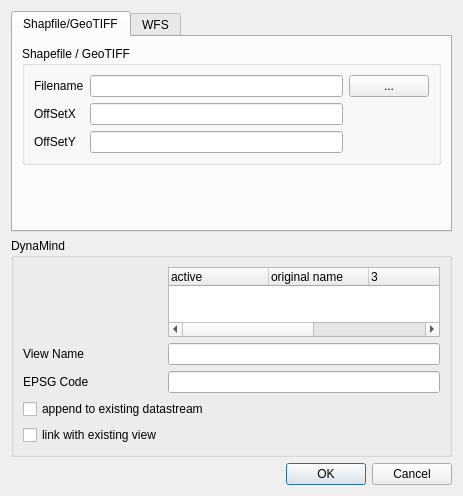
This is src/DynaMind-BasicModules/guiimport.ui in iut-ibk/DynaMind-ToolBox as Qt 5 draws it before an edit. The edited form follows.
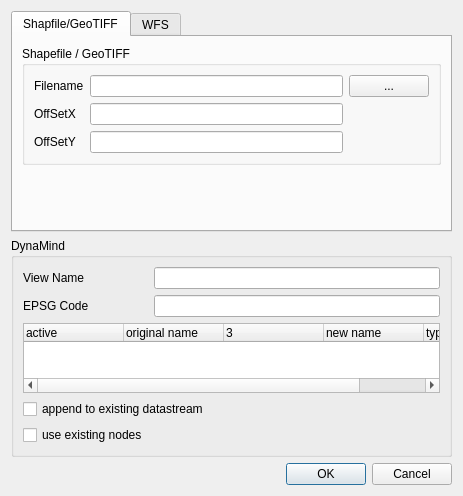
This is the edited form.

Commit message: import: rearranged gui

Diff of the .ui file:
```diff
--- a/src/DynaMind-BasicModules/guiimport.ui
+++ b/src/DynaMind-BasicModules/guiimport.ui
@@ -183,7 +183,7 @@
       <item row="4" column="1">
        <widget class="QLineEdit" name="lineEdit_epsgCode"/>
       </item>
-      <item row="5" column="0" colspan="2">
+      <item row="6" column="0" colspan="2">
        <widget class="QCheckBox" name="checkBox_append_existing">
         <property name="text">
          <string>append to existing datastream</string>
@@ -197,14 +197,14 @@
         </property>
        </widget>
       </item>
-      <item row="6" column="0">
+      <item row="7" column="0">
        <widget class="QCheckBox" name="checkBox_linkWithExistingView">
         <property name="text">
-         <string>link with existing view</string>
+         <string>use existing nodes</string>
         </property>
        </widget>
       </item>
-      <item row="2" column="1">
+      <item row="5" column="0" colspan="2">
        <widget class="QTreeWidget" name="viewTree">
         <property name="headerHidden">
          <bool>false</bool>
```
